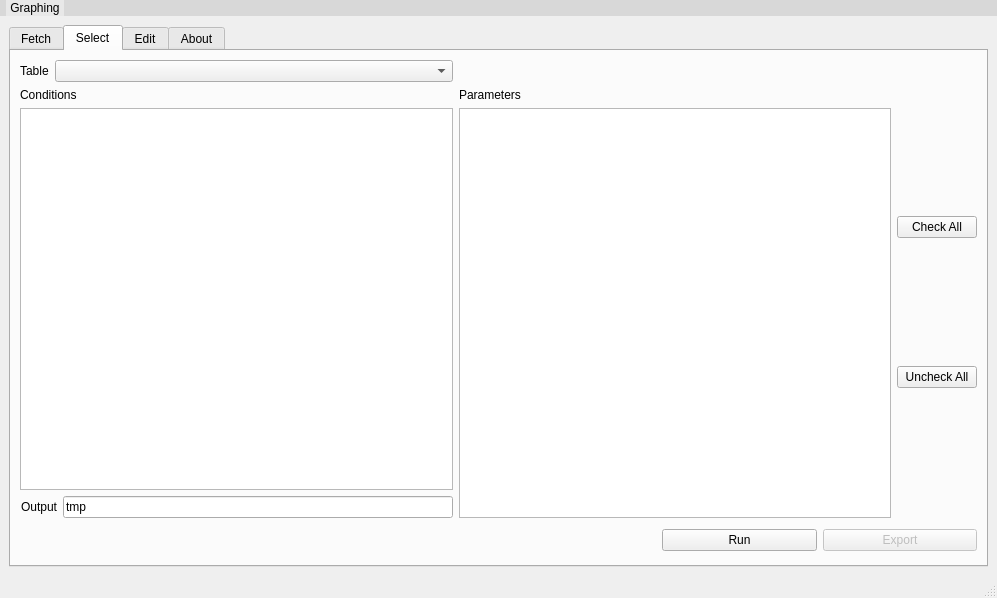
First picture: the form in layouts/main_window.ui, repository hitranonline/hapiest, before the edit.
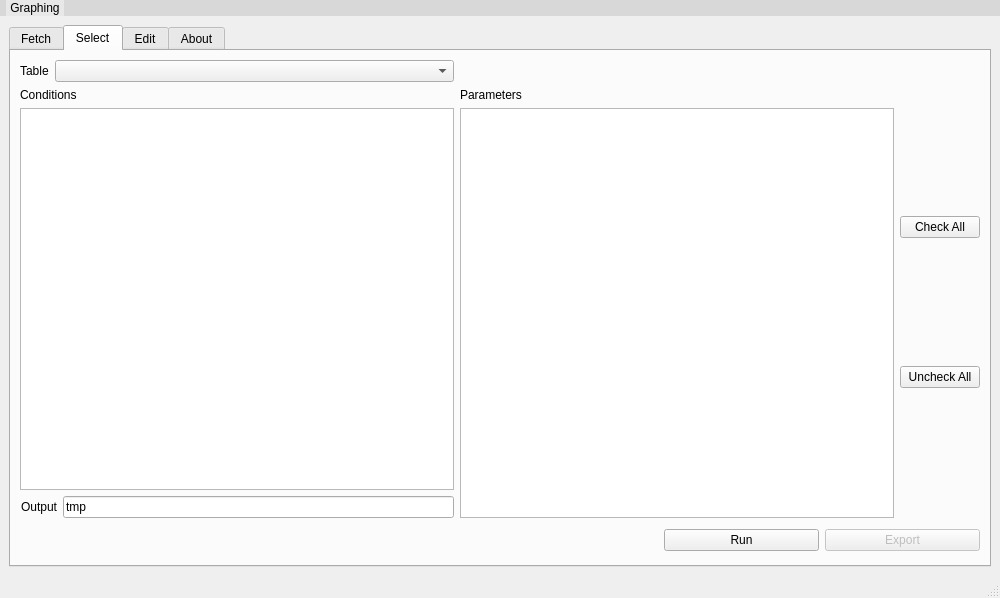
Second picture: the form after the edit. The open tabs and pages were chosen to show the change.

Commit message: Fixed font sizes in select tab of Main Window

What changed in the file:
```diff
--- a/layouts/main_window.ui
+++ b/layouts/main_window.ui
@@ -6,7 +6,7 @@
    <rect>
     <x>0</x>
     <y>0</y>
-    <width>997</width>
+    <width>1000</width>
     <height>598</height>
    </rect>
   </property>
@@ -597,6 +597,11 @@
           <property name="enabled">
            <bool>false</bool>
           </property>
+          <property name="font">
+           <font>
+            <pointsize>9</pointsize>
+           </font>
+          </property>
           <property name="text">
            <string>Export</string>
           </property>
@@ -604,6 +609,11 @@
         </item>
         <item row="2" column="5">
          <widget class="QPushButton" name="run_button">
+          <property name="font">
+           <font>
+            <pointsize>9</pointsize>
+           </font>
+          </property>
           <property name="text">
            <string>Run</string>
           </property>
@@ -630,7 +640,13 @@
              </widget>
             </item>
             <item>
-             <widget class="QComboBox" name="table_name"/>
+             <widget class="QComboBox" name="table_name">
+              <property name="font">
+               <font>
+                <pointsize>9</pointsize>
+               </font>
+              </property>
+             </widget>
             </item>
            </layout>
           </item>
@@ -647,6 +663,11 @@
                 <height>20</height>
                </size>
               </property>
+              <property name="font">
+               <font>
+                <pointsize>9</pointsize>
+               </font>
+              </property>
               <property name="text">
                <string>Conditions</string>
               </property>
@@ -660,6 +681,11 @@
                 <height>16777215</height>
                </size>
               </property>
+              <property name="font">
+               <font>
+                <pointsize>9</pointsize>
+               </font>
+              </property>
              </widget>
             </item>
             <item>
@@ -676,6 +702,11 @@
               </item>
               <item>
                <widget class="QLineEdit" name="output_name">
+                <property name="font">
+                 <font>
+                  <pointsize>9</pointsize>
+                 </font>
+                </property>
                 <property name="text">
                  <string>tmp</string>
                 </property>
@@ -698,6 +729,11 @@
                 <verstretch>0</verstretch>
                </sizepolicy>
               </property>
+              <property name="font">
+               <font>
+                <pointsize>9</pointsize>
+               </font>
+              </property>
               <property name="text">
                <string>Check All</string>
               </property>
@@ -711,6 +747,11 @@
                 <verstretch>0</verstretch>
                </sizepolicy>
               </property>
+              <property name="font">
+               <font>
+                <pointsize>9</pointsize>
+               </font>
+              </property>
               <property name="text">
                <string>Uncheck All</string>
               </property>
@@ -728,6 +769,11 @@
                 <verstretch>0</verstretch>
                </sizepolicy>
               </property>
+              <property name="font">
+               <font>
+                <pointsize>9</pointsize>
+               </font>
+              </property>
               <property name="text">
                <string>Parameters</string>
               </property>
@@ -1021,7 +1067,7 @@
     <rect>
      <x>0</x>
      <y>0</y>
-     <width>997</width>
+     <width>1000</width>
      <height>23</height>
     </rect>
    </property>
```
Left out of the diff: 29 changed lines with no effect on the pictures.
